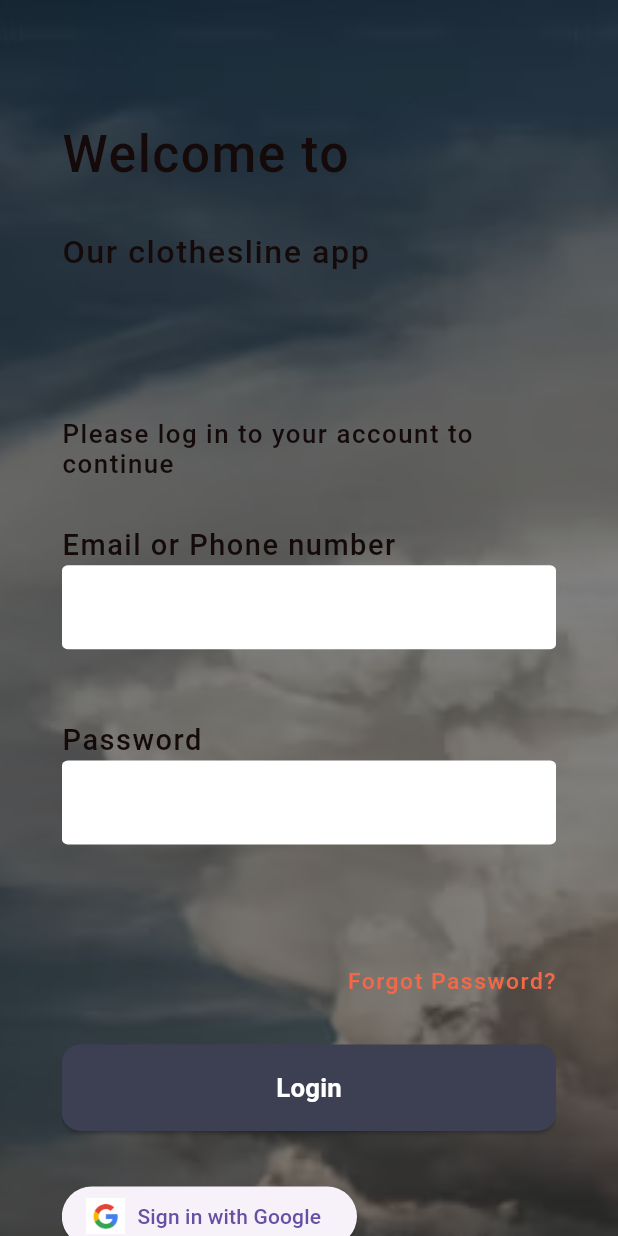
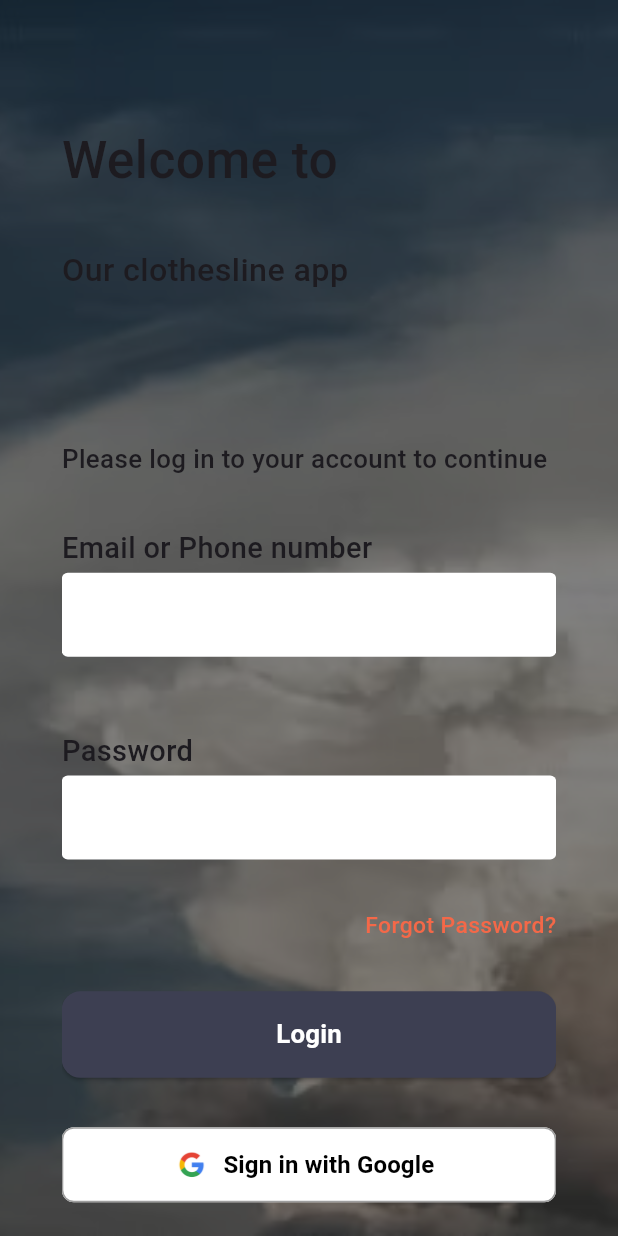
Before and after one commit to akuuzume/Final_year_project, a Flutter app: the screen it shows after launch, after a tap on "Sign up", on a phone screen of 412 x 824 dp. Run offline on Flutter 3.47's test engine with Material 3 defaults, Android fonts, the phone set to English and light mode, and no system bars; our stand-ins replace cloud_firestore, firebase_auth, firebase_core, firebase_database, google_sign_in, responsive_sizer; accounts and stored records are empty.

Commit message:
Update12

```diff
--- a/lib/src/components/auth_input.dart
+++ b/lib/src/components/auth_input.dart
@@ -17,6 +17,7 @@ class AuthInputField extends StatelessWidget {
   @override
   Widget build(BuildContext context) {
     return TextFormField(
+      controller: controller,
       decoration: const InputDecoration(
         filled: true,
         fillColor: Colors.white,
--- a/lib/src/pages/login_page.dart
+++ b/lib/src/pages/login_page.dart
@@ -5,7 +5,7 @@ import 'package:mobile_app/src/components/auth_input.dart';
 import 'package:mobile_app/src/pages/register.dart';
 import 'package:mobile_app/src/pages/tab_bar_view.dart';
 import 'package:responsive_sizer/responsive_sizer.dart';
-
+import 'package:mobile_app/src/pages/tab_bar_view.dart';
 
 class LoginPage extends StatefulWidget {
   const LoginPage({super.key});
@@ -20,6 +20,9 @@ class _LoginPageState extends State<LoginPage> {
   final _passwordController = TextEditingController();
 
   bool _isLoading = false;
+  bool _isGoogleLoading = false;
+
+  final GoogleSignIn _googleSignIn = GoogleSignIn();
 
   Future<void> _onSubmitForm() async {
     if (_formKey.currentState!.validate()) {
@@ -44,25 +47,35 @@ class _LoginPageState extends State<LoginPage> {
     }
   }
 
- final GoogleSignIn _googleSignIn = GoogleSignIn();
-
- Future<UserCredential?> signInWithGoogle() async {
+  Future<void> _signInWithGoogle() async {
+    setState(() => _isGoogleLoading = true);
     try {
       final googleUser = await _googleSignIn.signIn();
-
-     if (googleUser == null) return null;
+      if (googleUser == null) {
+        setState(() => _isGoogleLoading = false);
+        return;
+      }
 
       final googleAuth = await googleUser.authentication;
-
       final credential = GoogleAuthProvider.credential(
         idToken: googleAuth.idToken,
         accessToken: googleAuth.accessToken,
       );
 
-     return await FirebaseAuth.instance.signInWithCredential(credential);
+      await FirebaseAuth.instance.signInWithCredential(credential);
+
+      Navigator.pushAndRemoveUntil(
+        context,
+        MaterialPageRoute(builder: (context) => const TabBarPage()),
+            (Route<dynamic> route) => false,
+      );
     } catch (e) {
       print('Google sign-in error: $e');
-     return null;
+      ScaffoldMessenger.of(context).showSnackBar(
+        const SnackBar(content: Text('Google sign-in failed')),
+      );
+    } finally {
+      setState(() => _isGoogleLoading = false);
     }
   }
 
@@ -88,37 +101,13 @@ class _LoginPageState extends State<LoginPage> {
             crossAxisAlignment: CrossAxisAlignment.start,
             children: [
               SizedBox(height: 10.h),
-              Text(
-                "Welcome to",
-                style: TextStyle(
-                  fontSize: 24.sp,
-                  fontWeight: FontWeight.w500,
-                  color: const Color.fromRGBO(21, 10, 10, 1),
-                  letterSpacing: 1,
-                  height: 0.0,
-                ),
-              ),
+              Text("Welcome to", style: TextStyle(fontSize: 24.sp, fontWeight: FontWeight.w500)),
               SizedBox(height: 4.h),
-              Text(
-                "Our clothesline app",
-                style: TextStyle(
-                  fontSize: 19.sp,
-                  fontWeight: FontWeight.w500,
-                  color: const Color.fromRGBO(21, 10, 10, 1),
-                  letterSpacing: 1,
-                  height: 0.0,
-                ),
-              ),
+              Text("Our clothesline app", style: TextStyle(fontSize: 19.sp, fontWeight: FontWeight.w500)),
               SizedBox(height: 12.h),
               Text(
                 "Please log in to your account to continue",
-                style: TextStyle(
-                  fontSize: 17.sp,
-                  fontWeight: FontWeight.w500,
-                  color: const Color.fromRGBO(21, 10, 10, 1),
-                  letterSpacing: 1,
-                  height: 0.0,
-                ),
+                style: TextStyle(fontSize: 17.sp, fontWeight: FontWeight.w500),
               ),
               SizedBox(height: 4.h),
               Form(
@@ -126,16 +115,7 @@ class _LoginPageState extends State<LoginPage> {
                 child: Column(
                   crossAxisAlignment: CrossAxisAlignment.start,
                   children: [
-                    Text(
-                      "Email or Phone number",
-                      style: TextStyle(
-                        fontSize: 18.sp,
-                        fontWeight: FontWeight.w500,
-                        color: const Color.fromRGBO(21, 10, 10, 1),
-                        letterSpacing: 1,
-                        height: 0.0,
-                      ),
-                    ),
+                    Text("Email or Phone number", style: TextStyle(fontSize: 18.sp, fontWeight: FontWeight.w500)),
                     SizedBox(height: 0.2.h),
                     AuthInputField(
                       controller: _emailController,
@@ -143,36 +123,21 @@ class _LoginPageState extends State<LoginPage> {
                       validator: (value) {
                         if (value == null || value.trim().isEmpty) {
                           return "Enter an email address";
-                        } else if (!RegExp(
-                                r'^[\w-]+(\.[\w-]+)*@[\w-]+(\.[\w-]+)+$')
-                            .hasMatch(value)) {
+                        } else if (!RegExp(r'^[\w-]+(\.[\w-]+)*@[\w-]+(\.[\w-]+)+$').hasMatch(value)) {
                           return "Enter a valid email address";
                         }
                         return null;
                       },
                     ),
                     SizedBox(height: 6.h),
-                    Text(
-                      "Password",
-                      style: TextStyle(
-                        fontSize: 18.sp,
-                        fontWeight: FontWeight.w500,
-                        color: const Color.fromRGBO(21, 10, 10, 1),
-                        letterSpacing: 1,
-                        height: 0.0,
-                      ),
-                    ),
+                    Text("Password", style: TextStyle(fontSize: 18.sp, fontWeight: FontWeight.w500)),
                     SizedBox(height: 0.2.h),
                     AuthInputField(
                       controller: _passwordController,
                       obscureText: true,
                       validator: (value) {
-                        if (value == null ||
-                            value.isEmpty ||
-                            value.length < 6) {
-                          return "Enter password";
-                        } else if (value.length < 7) {
-                          return "Password should be more than 5 characters";
+                        if (value == null || value.isEmpty || value.length < 6) {
+                          return "Password must be at least 6 characters";
                         }
                         return null;
                       },
@@ -180,7 +145,7 @@ class _LoginPageState extends State<LoginPage> {
                   ],
                 ),
               ),
-              SizedBox(height: 10.h),
+              SizedBox(height: 4.h),
               Align(
                 alignment: Alignment.bottomRight,
                 child: Text(
@@ -189,20 +154,15 @@ class _LoginPageState extends State<LoginPage> {
                     fontSize: 16.sp,
                     fontWeight: FontWeight.w500,
                     color: const Color.fromRGBO(244, 104, 72, 1),
-                    letterSpacing: 1,
-                    height: 0.0,
                   ),
                 ),
               ),
               SizedBox(height: 4.h),
               ElevatedButton(
-                onPressed: _isLoading ? null : () => _onSubmitForm(),
+                onPressed: _isLoading ? null : _onSubmitForm,
                 style: ElevatedButton.styleFrom(
                   backgroundColor: const Color.fromRGBO(61, 63, 82, 1),
-                  padding: EdgeInsets.symmetric(
-                    horizontal: 10.w,
-                    vertical: 1.3.h,
-                  ),
+                  padding: EdgeInsets.symmetric(horizontal: 10.w, vertical: 1.3.h),
                   shape: RoundedRectangleBorder(
                     borderRadius: BorderRadius.circular(3.w),
                   ),
@@ -210,61 +170,40 @@ class _LoginPageState extends State<LoginPage> {
                 ),
                 child: _isLoading
                     ? const CircularProgressIndicator(color: Colors.white)
-                    : Text(
-                        "Login",
-                        style: TextStyle(
-                          fontSize: 17.sp,
-                          fontWeight: FontWeight.w700,
-                          color: Colors.white,
-                          height: 0.0,
-                        ),
-                      ),
+                    : Text("Login", style: TextStyle(fontSize: 17.sp, fontWeight: FontWeight.w700, color: Colors.white)),
               ),
               SizedBox(height: 4.h),
               ElevatedButton.icon(
-                icon: Image.asset('assets/images/google_logo.png', height: 24),
-                label: const Text('Sign in with Google'),
-                onPressed: () async {
-                  final userCredential = await signInWithGoogle();
-                  if (userCredential != null) {
-                    // Navigate to home or show success
-                  } else {
-                    // Handle cancel/error
-                  }
-                },
+                icon: _isGoogleLoading
+                    ? const CircularProgressIndicator()
+                    : Image.asset('assets/images/google_logo.png', height: 24),
+                label: Text(
+                  _isGoogleLoading ? "Signing in..." : 'Sign in with Google',
+                  style: const TextStyle(fontSize: 16, fontWeight: FontWeight.w600, color: Colors.black),
+                ),
+                style: ElevatedButton.styleFrom(
+                  backgroundColor: Colors.white,
+                  foregroundColor: Colors.black,
+                  minimumSize: const Size(double.infinity, 50),
+                  side: const BorderSide(color: Colors.grey),
+                  shape: RoundedRectangleBorder(borderRadius: BorderRadius.circular(8)),
+                  elevation: 0,
+                ),
+                onPressed: _isGoogleLoading ? null : _signInWithGoogle,
               ),
               SizedBox(height: 4.h),
               Row(
                 mainAxisAlignment: MainAxisAlignment.center,
                 children: [
-                  Text(
-                    "Don’t have an account?",
-                    style: TextStyle(
-                      fontSize: 16.sp,
-                      fontWeight: FontWeight.w500,
-                      color: const Color.fromRGBO(0, 0, 0, 1),
-                      letterSpacing: 1,
-                      height: 0.0,
+                  Text("Don’t have an account?", style: TextStyle(fontSize: 16.sp)),
+                  GestureDetector(
+                    onTap: () => Navigator.push(
+                      context,
+                      MaterialPageRoute(builder: (context) => const RegisterPage()),
                     ),
-                  ),
-                  GestureDetector(
-                    onTap: () {
-                      Navigator.push(
-                        context,
-                        MaterialPageRoute(
-                          builder: (context) => const RegisterPage(),
-                        ),
-                      );
-                    },
                     child: Text(
                       "  Please register",
-                      style: TextStyle(
-                        fontSize: 16.sp,
-                        fontWeight: FontWeight.w500,
-                        color: const Color.fromRGBO(212, 52, 24, 1),
-                        letterSpacing: 1,
-                        height: 0.0,
-                      ),
+                      style: TextStyle(fontSize: 16.sp, color: const Color.fromRGBO(212, 52, 24, 1)),
                     ),
                   ),
                 ],
```
Also changed, not shown: lib/src/pages/register.dart (+20 -5 lines). Lines whose indentation alone changed are shown as unchanged.
